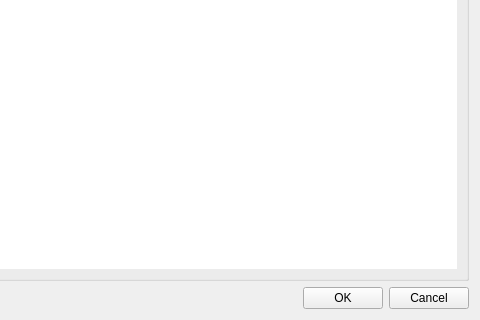
Above: editor/gui/dlgtextedit.ui from ensisoft/detonator before the change; both pictures show x 313 to 793 and y 162 to 482 of the 793 by 482 pixel window. Below: the same form after it.
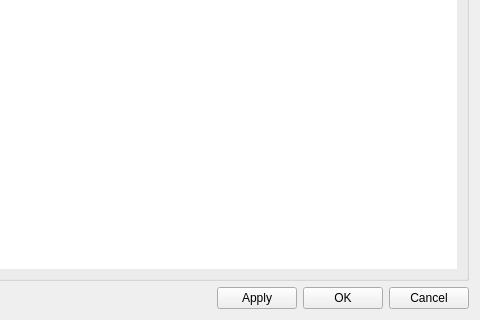
That is the form after the change. Icons and pictures are not drawn. Custom widgets are drawn as their Qt base class.

Commit message:
Add first version of shader customization to material widget
Add first version of shader customization to material widget.

TODO: Improve the custom fragment shader amin generation.
TODO: Figure out how to tell the user about the available unifroms
      and the varyings coming from vertex shader.

```diff
--- a/editor/gui/dlgtextedit.ui
+++ b/editor/gui/dlgtextedit.ui
@@ -49,6 +49,13 @@
        </property>
       </spacer>
      </item>
+     <item>
+      <widget class="QPushButton" name="btnApply">
+       <property name="text">
+        <string>Apply</string>
+       </property>
+      </widget>
+     </item>
      <item>
       <widget class="QPushButton" name="btnAccept">
        <property name="text">
```
Left out of the diff: 6 changed lines with no effect on the pictures. The commit also changes 5 other files.
